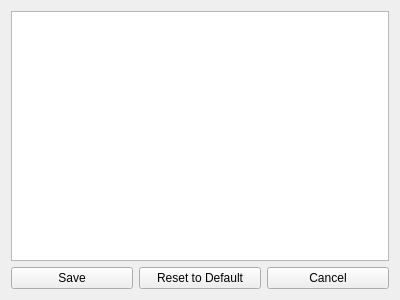
Qt form FMS/inc/CarSettings.ui (FRC-836/SoccerCars) before a commit.
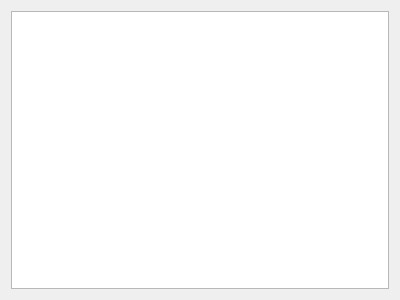
The same form after that commit.

Commit message: removed buttons from CarSettings. This window autosaves all changes made to it

Patch:
```diff
--- a/FMS/inc/CarSettings.ui
+++ b/FMS/inc/CarSettings.ui
@@ -14,28 +14,7 @@
    <string>Car Settings</string>
   </property>
   <layout class="QGridLayout" name="gridLayout">
-   <item row="1" column="2">
-    <widget class="QPushButton" name="btnCancel">
-     <property name="text">
-      <string>Cancel</string>
-     </property>
-    </widget>
-   </item>
-   <item row="1" column="1">
-    <widget class="QPushButton" name="btnDefault">
-     <property name="text">
-      <string>Reset to Default</string>
-     </property>
-    </widget>
-   </item>
-   <item row="1" column="0">
-    <widget class="QPushButton" name="btnSave">
-     <property name="text">
-      <string>Save</string>
-     </property>
-    </widget>
-   </item>
-   <item row="0" column="0" colspan="3">
+   <item row="0" column="0" colspan="2">
     <widget class="QTableWidget" name="tblTeamOrg">
      <property name="showGrid">
       <bool>false</bool>
```
